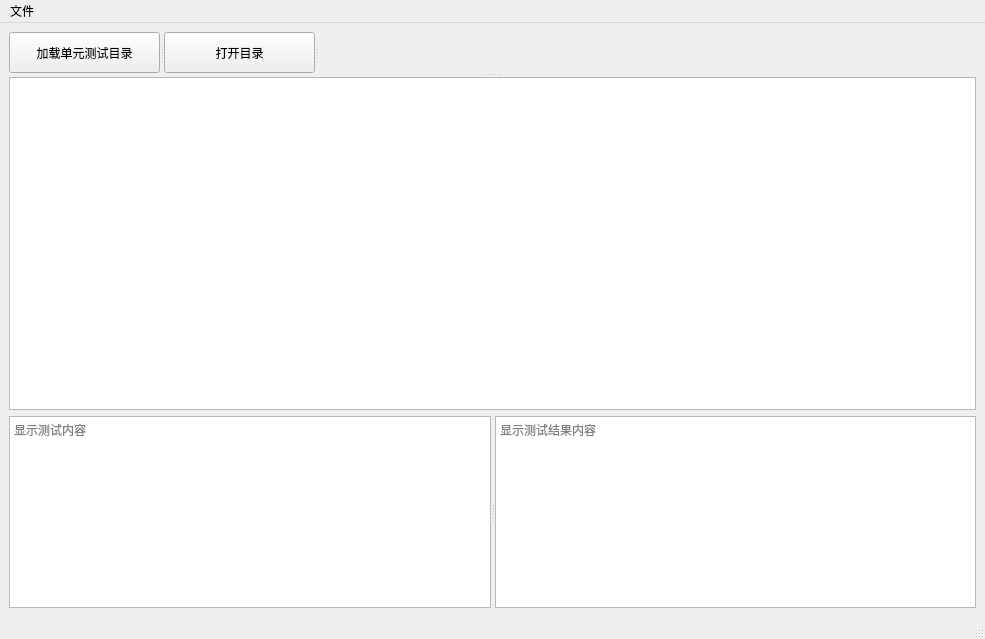
This is codesets/supertest.ui in weilaidb/codetools as Qt 5 draws it before an edit. The edited form follows.
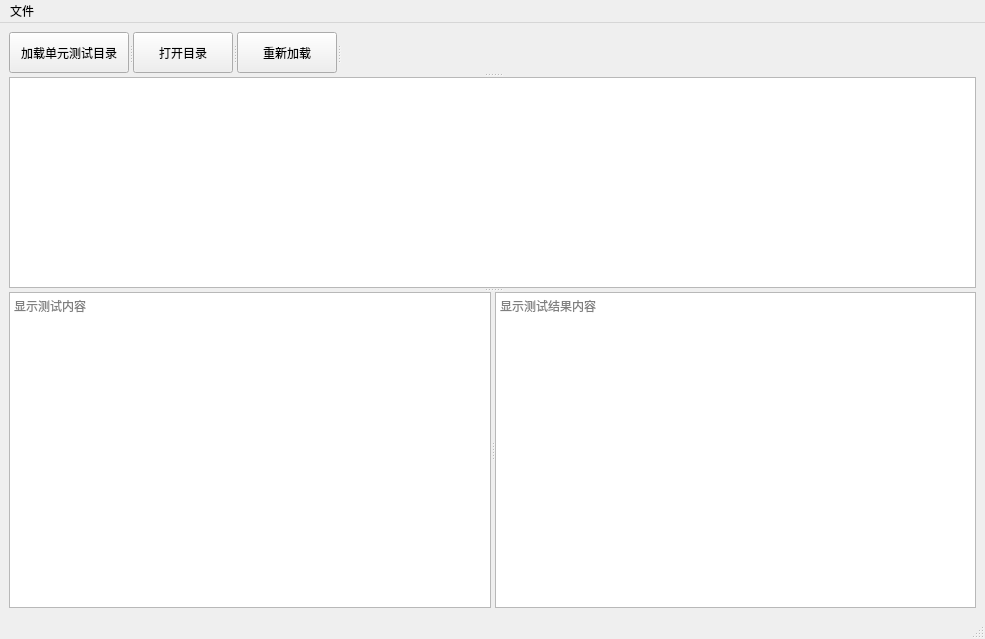
This is the edited form.

Commit message: 添加重新加载

```diff
--- a/codesets/supertest.ui
+++ b/codesets/supertest.ui
@@ -27,13 +27,13 @@
        <widget class="QPushButton" name="pushButton_load_test_dir">
         <property name="minimumSize">
          <size>
-          <width>151</width>
+          <width>100</width>
           <height>41</height>
          </size>
         </property>
         <property name="maximumSize">
          <size>
-          <width>151</width>
+          <width>120</width>
           <height>41</height>
          </size>
         </property>
@@ -42,15 +42,21 @@
         </property>
        </widget>
        <widget class="QPushButton" name="pushButton_open_test_dir">
+        <property name="sizePolicy">
+         <sizepolicy hsizetype="Preferred" vsizetype="Fixed">
+          <horstretch>0</horstretch>
+          <verstretch>0</verstretch>
+         </sizepolicy>
+        </property>
         <property name="minimumSize">
          <size>
-          <width>151</width>
+          <width>60</width>
           <height>41</height>
          </size>
         </property>
         <property name="maximumSize">
          <size>
-          <width>151</width>
+          <width>100</width>
           <height>41</height>
          </size>
         </property>
@@ -58,6 +64,29 @@
          <string>打开目录</string>
         </property>
        </widget>
+       <widget class="QPushButton" name="pushButton_reload_dir">
+        <property name="sizePolicy">
+         <sizepolicy hsizetype="Preferred" vsizetype="Fixed">
+          <horstretch>0</horstretch>
+          <verstretch>0</verstretch>
+         </sizepolicy>
+        </property>
+        <property name="minimumSize">
+         <size>
+          <width>60</width>
+          <height>41</height>
+         </size>
+        </property>
+        <property name="maximumSize">
+         <size>
+          <width>100</width>
+          <height>41</height>
+         </size>
+        </property>
+        <property name="text">
+         <string>重新加载</string>
+        </property>
+       </widget>
        <widget class="QLabel" name="label_load_path">
         <property name="sizePolicy">
          <sizepolicy hsizetype="Expanding" vsizetype="Preferred">
@@ -71,28 +100,51 @@
           <height>41</height>
          </size>
         </property>
+        <property name="maximumSize">
+         <size>
+          <width>16777215</width>
+          <height>63</height>
+         </size>
+        </property>
         <property name="text">
          <string/>
         </property>
        </widget>
       </widget>
-      <widget class="QListWidget" name="listWidget_load_dir"/>
-     </widget>
-    </item>
-    <item row="1" column="0">
+      <widget class="QListWidget" name="listWidget_load_dir">
+       <property name="maximumSize">
+        <size>
+         <width>16777215</width>
+         <height>211</height>
+        </size>
+       </property>
+      </widget>
      <widget class="QSplitter" name="splitter">
       <property name="orientation">
        <enum>Qt::Horizontal</enum>
       </property>
       <widget class="QTextEdit" name="textEdit_test_content">
+        <property name="minimumSize">
+         <size>
+          <width>0</width>
+          <height>192</height>
+         </size>
+        </property>
        <property name="placeholderText">
         <string>显示测试内容</string>
        </property>
       </widget>
       <widget class="QTextEdit" name="textEdit_test_result">
+        <property name="minimumSize">
+         <size>
+          <width>0</width>
+          <height>192</height>
+         </size>
+        </property>
        <property name="placeholderText">
         <string>显示测试结果内容</string>
        </property>
+       </widget>
       </widget>
      </widget>
     </item>
```
Lines whose indentation alone changed are shown as unchanged. The commit also changes 4 other files.
